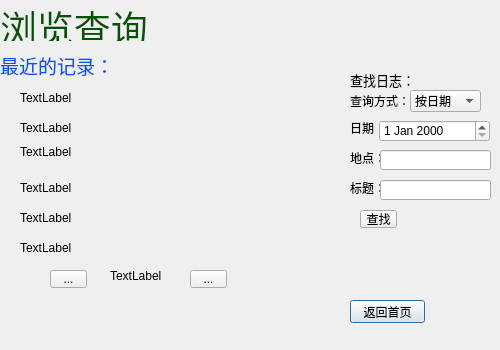
Above: Tourmanager/searchdlg.ui from vitoascii/TourManager before the change. Below: the same form after it.
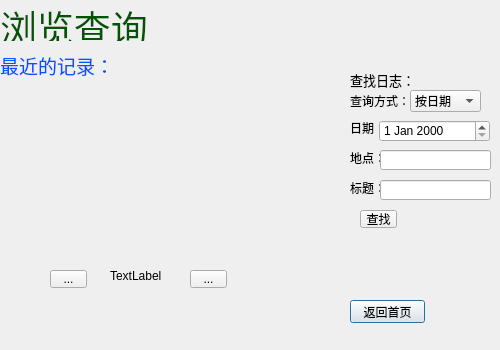
That is the form after the change.

Diff of the .ui file:
```diff
--- a/Tourmanager/searchdlg.ui
+++ b/Tourmanager/searchdlg.ui
@@ -218,7 +218,7 @@
     </rect>
    </property>
    <property name="text">
-    <string>TextLabel</string>
+    <string/>
    </property>
   </widget>
   <widget class="QLabel" name="sLblResult2">
@@ -231,7 +231,7 @@
     </rect>
    </property>
    <property name="text">
-    <string>TextLabel</string>
+    <string/>
    </property>
   </widget>
   <widget class="QLabel" name="sLblResult3">
@@ -244,7 +244,7 @@
     </rect>
    </property>
    <property name="text">
-    <string>TextLabel</string>
+    <string/>
    </property>
   </widget>
   <widget class="QLabel" name="sLblResult4">
@@ -257,7 +257,7 @@
     </rect>
    </property>
    <property name="text">
-    <string>TextLabel</string>
+    <string/>
    </property>
   </widget>
   <widget class="QLabel" name="sLblResult5">
@@ -270,7 +270,7 @@
     </rect>
    </property>
    <property name="text">
-    <string>TextLabel</string>
+    <string/>
    </property>
   </widget>
   <widget class="QLabel" name="sLblResult6">
@@ -283,7 +283,7 @@
     </rect>
    </property>
    <property name="text">
-    <string>TextLabel</string>
+    <string/>
    </property>
   </widget>
   <widget class="QToolButton" name="sTbtnRstInxLast">
```
